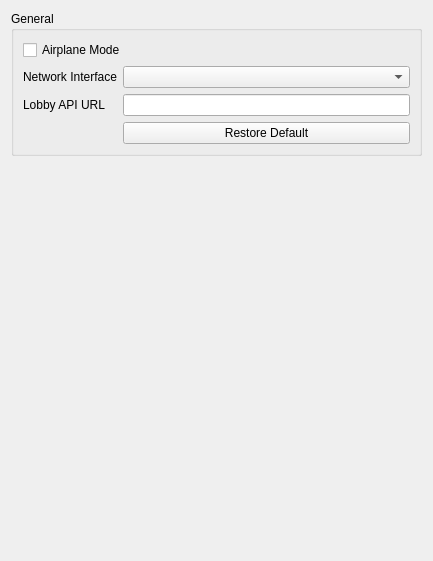
Qt form src/citron/configuration/configure_network.ui (openpak/citron) before a commit.
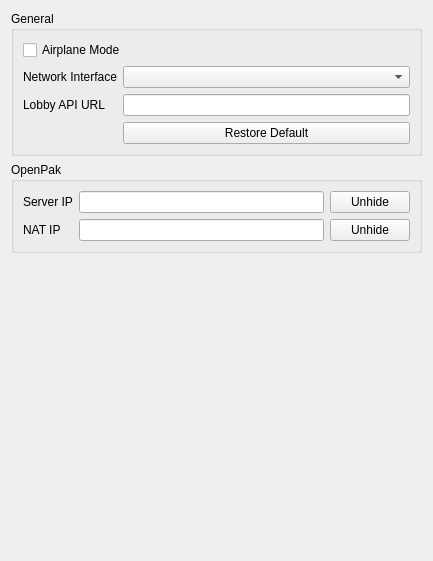
The same form after that commit.

Commit message:
Add Reference server/NAT IP fields to Network settings
These were only editable by hand-editing qt-config.ini directly, which
kept conflicting with manual testing changes. Exposes them as masked
(password-style) fields with a per-field Unhide toggle, since these are
private test-server addresses rather than something to leave visible on
screen by default.

Patch:
```diff
--- a/src/citron/configuration/configure_network.ui
+++ b/src/citron/configuration/configure_network.ui
@@ -65,6 +65,63 @@
        </layout>
       </widget>
      </item>
+     <item>
+      <widget class="QGroupBox" name="groupBox_legacy">
+       <property name="title">
+        <string>OpenPak</string>
+       </property>
+       <layout class="QGridLayout" name="gridLayout_legacy">
+        <item row="0" column="0">
+         <widget class="QLabel" name="label_legacy_server_ip">
+          <property name="text">
+           <string>Server IP</string>
+          </property>
+         </widget>
+        </item>
+        <item row="0" column="1">
+         <widget class="QLineEdit" name="legacy_server_ip">
+          <property name="echoMode">
+           <enum>QLineEdit::Password</enum>
+          </property>
+         </widget>
+        </item>
+        <item row="0" column="2">
+         <widget class="QPushButton" name="unhide_legacy_server_ip">
+          <property name="text">
+           <string>Unhide</string>
+          </property>
+          <property name="checkable">
+           <bool>true</bool>
+          </property>
+         </widget>
+        </item>
+        <item row="1" column="0">
+         <widget class="QLabel" name="label_legacy_nat_ip">
+          <property name="text">
+           <string>NAT IP</string>
+          </property>
+         </widget>
+        </item>
+        <item row="1" column="1">
+         <widget class="QLineEdit" name="legacy_nat_ip">
+          <property name="echoMode">
+           <enum>QLineEdit::Password</enum>
+          </property>
+         </widget>
+        </item>
+        <item row="1" column="2">
+         <widget class="QPushButton" name="unhide_legacy_nat_ip">
+          <property name="text">
+           <string>Unhide</string>
+          </property>
+          <property name="checkable">
+           <bool>true</bool>
+          </property>
+         </widget>
+        </item>
+       </layout>
+      </widget>
+     </item>
     </layout>
    </item>
    <item>
```
The commit also changes 2 other files.
